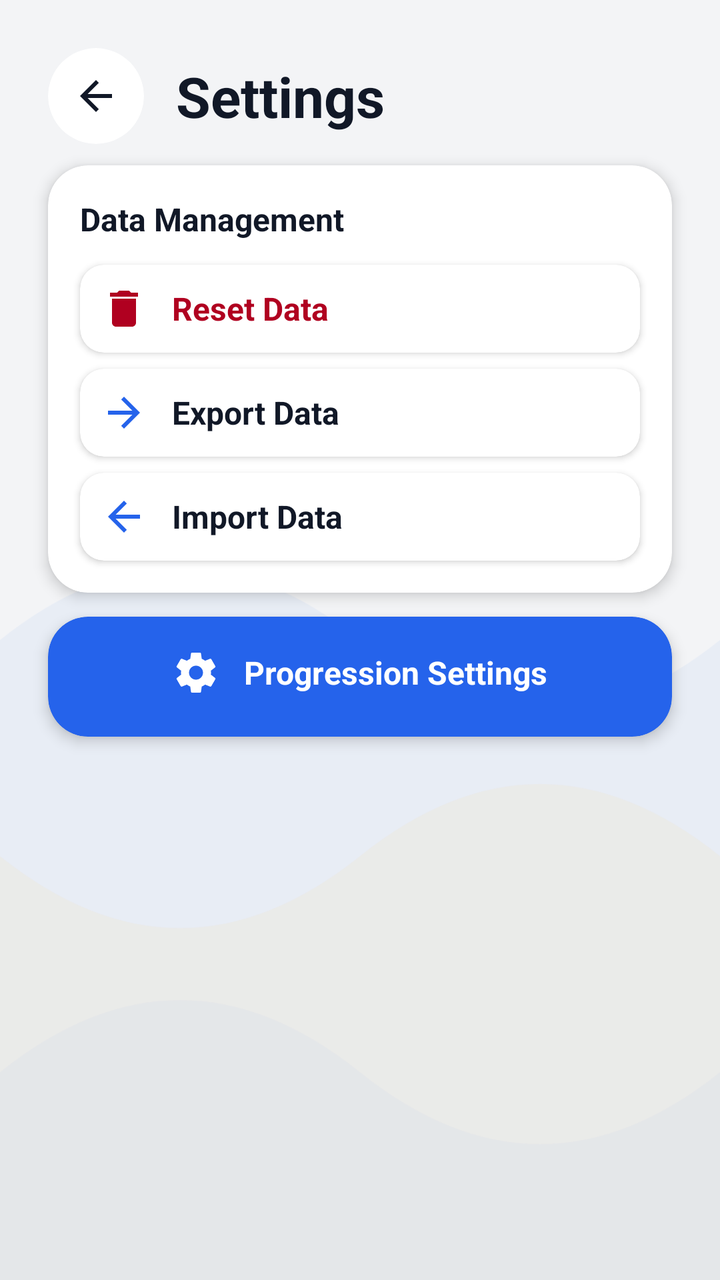
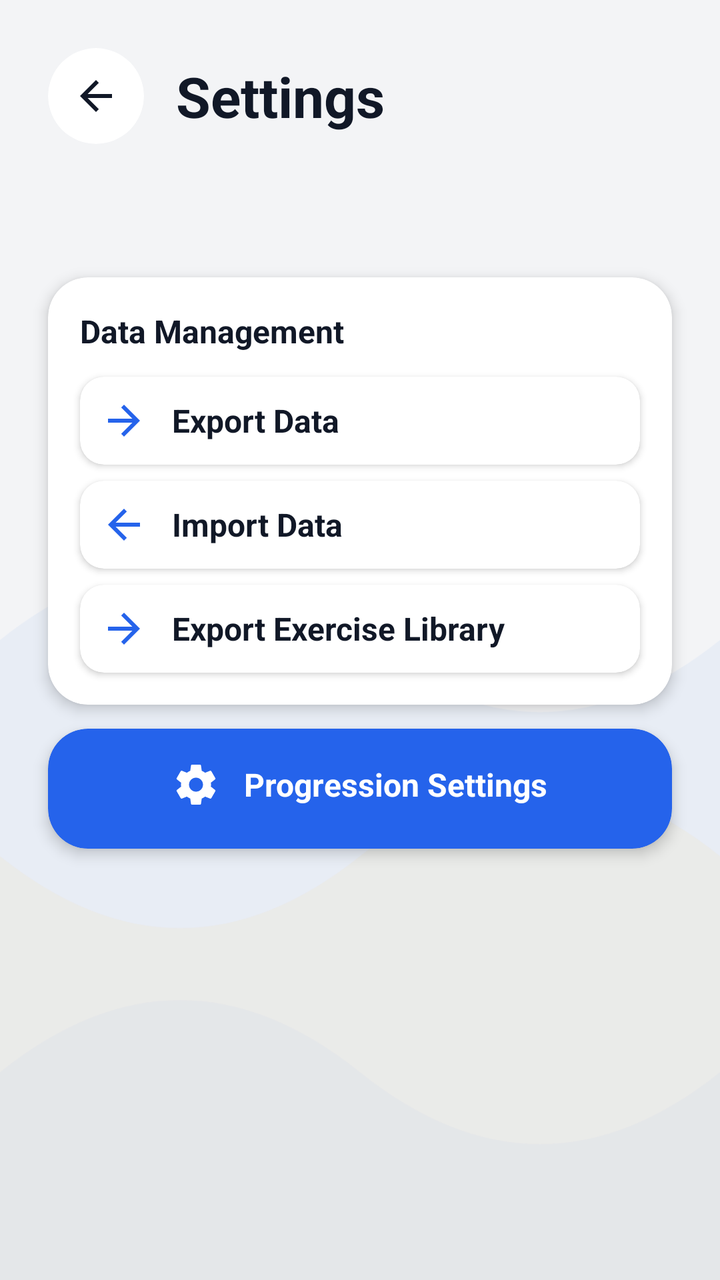

Before-and-after screenshots of an Android layout around one commit, followed by the original layout XML and the change that was made.
<!-- AndroidManifest.xml: application theme Theme.Fitness -->
<!-- res/layout/activity_settings.xml -->
<?xml version="1.0" encoding="utf-8"?>
<androidx.constraintlayout.widget.ConstraintLayout xmlns:android="http://schemas.android.com/apk/res/android"
    xmlns:app="http://schemas.android.com/apk/res-auto"
    xmlns:tools="http://schemas.android.com/tools"
    android:layout_width="match_parent"
    android:layout_height="match_parent"
    android:background="@color/fitness_background"
    android:fitsSystemWindows="true"
    tools:context=".activities.SettingsActivity">

    
    <ImageView
        android:id="@+id/image_bg_animation"
        android:layout_width="match_parent"
        android:layout_height="match_parent"
        android:scaleType="centerCrop"
        android:alpha="1.0"
        app:layout_constraintBottom_toBottomOf="parent"
        app:layout_constraintEnd_toEndOf="parent"
        app:layout_constraintStart_toStartOf="parent"
        app:layout_constraintTop_toTopOf="parent"
        app:srcCompat="@drawable/avd_background_flow" />

    <androidx.core.widget.NestedScrollView
        android:layout_width="match_parent"
        android:layout_height="match_parent"
        android:background="@android:color/transparent"
        android:clipToPadding="false"
        android:fillViewport="true">

        <androidx.constraintlayout.widget.ConstraintLayout
            android:layout_width="match_parent"
            android:layout_height="wrap_content"
            android:clipChildren="false"
            android:clipToPadding="false"
            android:padding="24dp">

            
            <androidx.cardview.widget.CardView
                android:id="@+id/button_back_header"
                android:layout_width="48dp"
                android:layout_height="48dp"
                android:clickable="true"
                android:focusable="true"
                android:foreground="?attr/selectableItemBackground"
                app:cardBackgroundColor="@color/fitness_card_background"
                app:cardCornerRadius="24dp"
                app:cardElevation="0dp"
                app:layout_constraintStart_toStartOf="parent"
                app:layout_constraintTop_toTopOf="parent">

                <ImageButton
                    android:layout_width="match_parent"
                    android:layout_height="match_parent"
                    android:background="@android:color/transparent"
                    android:clickable="false"
                    android:focusable="false"
                    android:contentDescription="@string/progress_back_content_description"
                    android:padding="12dp"
                    android:src="@drawable/ic_arrow_back_24"
                    app:tint="@color/fitness_text_primary" />
            </androidx.cardview.widget.CardView>

            <LinearLayout
                android:id="@+id/header_container"
                android:layout_width="0dp"
                android:layout_height="wrap_content"
                android:layout_marginStart="16dp"
                android:gravity="center_vertical"
                android:orientation="vertical"
                app:layout_constraintBottom_toBottomOf="@id/button_back_header"
                app:layout_constraintEnd_toEndOf="parent"
                app:layout_constraintStart_toEndOf="@id/button_back_header"
                app:layout_constraintTop_toTopOf="@id/button_back_header">

                <TextView
                    android:id="@+id/text_title"
                    android:layout_width="wrap_content"
                    android:layout_height="wrap_content"
                    android:text="Settings"
                    android:textColor="@color/fitness_text_primary"
                    android:textSize="28sp"
                    android:textStyle="bold" />
            </LinearLayout>

            
            <androidx.cardview.widget.CardView
                android:id="@+id/card_data_management"
                android:layout_width="match_parent"
                android:layout_height="wrap_content"
                android:layout_marginTop="16dp"
                android:clipChildren="false"
                android:clipToPadding="false"
                app:cardBackgroundColor="@color/fitness_card_background"
                app:cardCornerRadius="20dp"
                app:cardElevation="4dp"
                app:layout_constraintEnd_toEndOf="parent"
                app:layout_constraintStart_toStartOf="parent"
                app:layout_constraintTop_toBottomOf="@id/header_container">

                <LinearLayout
                    android:layout_width="match_parent"
                    android:layout_height="wrap_content"
                    android:orientation="vertical"
                    android:padding="16dp"
                    android:clipChildren="false"
                    android:clipToPadding="false">

                    <TextView
                        android:layout_width="wrap_content"
                        android:layout_height="wrap_content"
                        android:text="Data Management"
                        android:textColor="@color/fitness_text_primary"
                        android:textSize="16sp"
                        android:textStyle="bold" />

                    
                    <androidx.cardview.widget.CardView
                        android:id="@+id/button_reset_data"
                        android:layout_width="match_parent"
                        android:layout_height="wrap_content"
                        android:layout_marginTop="12dp"
                        android:clickable="true"
                        android:focusable="true"
                        android:foreground="?attr/selectableItemBackground"
                        app:cardBackgroundColor="@color/fitness_card_background"
                        app:cardCornerRadius="12dp"
                        app:cardElevation="2dp">

                        <LinearLayout
                            android:layout_width="match_parent"
                            android:layout_height="wrap_content"
                            android:gravity="center_vertical"
                            android:minHeight="40dp"
                            android:orientation="horizontal"
                            android:padding="10dp">

                            <ImageView
                                android:layout_width="24dp"
                                android:layout_height="24dp"
                                android:src="@drawable/ic_delete"
                                app:tint="@color/design_default_color_error" />

                            <TextView
                                android:layout_width="0dp"
                                android:layout_height="wrap_content"
                                android:layout_marginStart="12dp"
                                android:layout_weight="1"
                                android:text="Reset Data"
                                android:textColor="@color/design_default_color_error"
                                android:textSize="16sp"
                                android:textStyle="bold" />
                        </LinearLayout>
                    </androidx.cardview.widget.CardView>

                    
                    <androidx.cardview.widget.CardView
                        android:id="@+id/button_export_data"
                        android:layout_width="match_parent"
                        android:layout_height="wrap_content"
                        android:layout_marginTop="8dp"
                        android:clickable="true"
                        android:focusable="true"
                        android:foreground="?attr/selectableItemBackground"
                        app:cardBackgroundColor="@color/fitness_card_background"
                        app:cardCornerRadius="12dp"
                        app:cardElevation="2dp">

                        <LinearLayout
                            android:layout_width="match_parent"
                            android:layout_height="wrap_content"
                            android:gravity="center_vertical"
                            android:minHeight="40dp"
                            android:orientation="horizontal"
                            android:padding="10dp">

                            <ImageView
                                android:layout_width="24dp"
                                android:layout_height="24dp"
                                android:src="@drawable/ic_arrow_back_24"
                                android:rotation="180"
                                app:tint="@color/fitness_primary" />

                            <TextView
                                android:layout_width="0dp"
                                android:layout_height="wrap_content"
                                android:layout_marginStart="12dp"
                                android:layout_weight="1"
                                android:text="Export Data"
                                android:textColor="@color/fitness_text_primary"
                                android:textSize="16sp"
                                android:textStyle="bold" />
                        </LinearLayout>
                    </androidx.cardview.widget.CardView>

                    
                    <androidx.cardview.widget.CardView
                        android:id="@+id/button_import_data"
                        android:layout_width="match_parent"
                        android:layout_height="wrap_content"
                        android:layout_marginTop="8dp"
                        android:clickable="true"
                        android:focusable="true"
                        android:foreground="?attr/selectableItemBackground"
                        app:cardBackgroundColor="@color/fitness_card_background"
                        app:cardCornerRadius="12dp"
                        app:cardElevation="2dp">

                        <LinearLayout
                            android:layout_width="match_parent"
                            android:layout_height="wrap_content"
                            android:gravity="center_vertical"
                            android:minHeight="40dp"
                            android:orientation="horizontal"
                            android:padding="10dp">

                            <ImageView
                                android:layout_width="24dp"
                                android:layout_height="24dp"
                                android:src="@drawable/ic_arrow_back_24"
                                app:tint="@color/fitness_primary" />

                            <TextView
                                android:layout_width="0dp"
                                android:layout_height="wrap_content"
                                android:layout_marginStart="12dp"
                                android:layout_weight="1"
                                android:text="Import Data"
                                android:textColor="@color/fitness_text_primary"
                                android:textSize="16sp"
                                android:textStyle="bold" />
                        </LinearLayout>
                    </androidx.cardview.widget.CardView>
                </LinearLayout>
            </androidx.cardview.widget.CardView>

            
            <androidx.cardview.widget.CardView
                android:id="@+id/button_progression_settings"
                android:layout_width="match_parent"
                android:layout_height="wrap_content"
                android:layout_marginTop="12dp"
                android:layout_marginBottom="24dp"
                android:minHeight="60dp"
                android:clickable="true"
                android:focusable="true"
                android:foreground="?attr/selectableItemBackground"
                app:cardBackgroundColor="@color/fitness_primary"
                app:cardCornerRadius="20dp"
                app:cardElevation="4dp"
                app:layout_constraintEnd_toEndOf="parent"
                app:layout_constraintStart_toStartOf="parent"
                app:layout_constraintTop_toBottomOf="@id/card_data_management">

                <LinearLayout
                    android:layout_width="match_parent"
                    android:layout_height="match_parent"
                    android:gravity="center"
                    android:orientation="horizontal"
                    android:padding="16dp">

                    <ImageView
                        android:layout_width="24dp"
                        android:layout_height="24dp"
                        android:src="@drawable/ic_settings"
                        app:tint="@color/white" />

                    <TextView
                        android:layout_width="wrap_content"
                        android:layout_height="wrap_content"
                        android:layout_marginStart="12dp"
                        android:text="Progression Settings"
                        android:textColor="@color/white"
                        android:textSize="16sp"
                        android:textStyle="bold" />
                </LinearLayout>
            </androidx.cardview.widget.CardView>

        </androidx.constraintlayout.widget.ConstraintLayout>
    </androidx.core.widget.NestedScrollView>
</androidx.constraintlayout.widget.ConstraintLayout>
<!-- resources referenced by this layout -->
<resources>
  <color name="fitness_background">#F3F4F6</color>
  <color name="fitness_card_background">#FFFFFF</color>
  <color name="fitness_primary">#2563EB</color>
  <color name="fitness_text_primary">#111827</color>
  <color name="white">#FFFFFFFF</color>
  <!-- drawable ic_arrow_back_24 (drawable) -->
  <vector xmlns:android="http://schemas.android.com/apk/res/android"
      android:width="24dp"
      android:height="24dp"
      android:viewportWidth="24.0"
      android:viewportHeight="24.0"
      android:tint="?attr/colorControlNormal">
    <path
        android:fillColor="@android:color/white"
        android:pathData="M20,11H7.83l5.59,-5.59L12,4l-8,8 8,8 1.41,-1.41L7.83,13H20v-2z"/>
  </vector>
  <!-- drawable ic_delete (drawable) -->
  <vector xmlns:android="http://schemas.android.com/apk/res/android"
      android:width="24dp"
      android:height="24dp"
      android:viewportWidth="24.0"
      android:viewportHeight="24.0"
      android:tint="@color/fitness_primary">
      <path
          android:fillColor="@android:color/white"
          android:pathData="M6,19c0,1.1 0.9,2 2,2h8c1.1,0 2,-0.9 2,-2V7H6v12zM19,4h-3.5l-1,-1h-5l-1,1H5v2h14V4z" />
  </vector>
  <string name="progress_back_content_description">Navigate back</string>
  <color name="fitness_primary_dark">#1E40AF</color>
  <color name="fitness_accent">#F59E0B</color>
  <color name="fitness_text_secondary">#6B7280</color>
  <!-- drawable bg_dialog_rounded (drawable) -->
  <?xml version="1.0" encoding="utf-8"?>
  <shape xmlns:android="http://schemas.android.com/apk/res/android"
      android:shape="rectangle">
      <solid android:color="@color/fitness_card_background" />
      <corners android:radius="24dp" />
  </shape>
  <style name="MaterialAlertDialog.Fitness.Title" parent="MaterialAlertDialog.MaterialComponents.Title.Text">
          <item name="android:textColor">@color/fitness_text_primary</item>
          <item name="android:textSize">20sp</item>
          <item name="android:textStyle">bold</item>
      </style>
  <style name="MaterialAlertDialog.Fitness.Body" parent="MaterialAlertDialog.MaterialComponents.Body.Text">
          <item name="android:textColor">@color/fitness_text_primary</item>
          <item name="android:textSize">15sp</item>
      </style>
  <style name="MaterialAlertDialog.Fitness.Button" parent="Widget.MaterialComponents.Button.TextButton.Dialog">
          <item name="android:textColor">@color/fitness_primary</item>
          <item name="android:textSize">15sp</item>
          <item name="android:textStyle">bold</item>
      </style>
  <!-- unchanged entries left out for length: 4 -->
</resources>

<!-- the commit's change to res/layout/activity_settings.xml (unified diff, before → after) -->
@@ -83,6 +83,33 @@
                     android:textStyle="bold" />
             </LinearLayout>
 
+            <com.google.android.material.tabs.TabLayout
+                android:id="@+id/tab_layout_settings"
+                android:layout_width="0dp"
+                android:layout_height="wrap_content"
+                android:layout_marginTop="8dp"
+                android:background="@android:color/transparent"
+                app:layout_constraintEnd_toEndOf="parent"
+                app:layout_constraintStart_toStartOf="parent"
+                app:layout_constraintTop_toBottomOf="@id/header_container"
+                app:tabGravity="start"
+                app:tabIndicatorColor="@color/fitness_primary"
+                app:tabIndicatorHeight="3dp"
+                app:tabMode="fixed"
+                app:tabRippleColor="@android:color/transparent"
+                app:tabSelectedTextColor="@color/fitness_primary"
+                app:tabTextAppearance="@style/TabTextAppearance"
+                app:tabTextColor="@color/fitness_text_secondary" />
+
+            <LinearLayout
+                android:id="@+id/panel_general"
+                android:layout_width="0dp"
+                android:layout_height="wrap_content"
+                android:orientation="vertical"
+                app:layout_constraintEnd_toEndOf="parent"
+                app:layout_constraintStart_toStartOf="parent"
+                app:layout_constraintTop_toBottomOf="@id/tab_layout_settings">
+
             
             <androidx.cardview.widget.CardView
                 android:id="@+id/card_data_management"
@@ -93,10 +120,7 @@
                 android:clipToPadding="false"
                 app:cardBackgroundColor="@color/fitness_card_background"
                 app:cardCornerRadius="20dp"
-                app:cardElevation="4dp"
-                app:layout_constraintEnd_toEndOf="parent"
-                app:layout_constraintStart_toStartOf="parent"
-                app:layout_constraintTop_toBottomOf="@id/header_container">
+                app:cardElevation="4dp">
 
                 <LinearLayout
                     android:layout_width="match_parent"
@@ -116,49 +140,10 @@
 
                     
                     <androidx.cardview.widget.CardView
-                        android:id="@+id/button_reset_data"
-                        android:layout_width="match_parent"
-                        android:layout_height="wrap_content"
-                        android:layout_marginTop="12dp"
-                        android:clickable="true"
-                        android:focusable="true"
-                        android:foreground="?attr/selectableItemBackground"
-                        app:cardBackgroundColor="@color/fitness_card_background"
-                        app:cardCornerRadius="12dp"
-                        app:cardElevation="2dp">
-
-                        <LinearLayout
-                            android:layout_width="match_parent"
-                            android:layout_height="wrap_content"
-                            android:gravity="center_vertical"
-                            android:minHeight="40dp"
-                            android:orientation="horizontal"
-                            android:padding="10dp">
-
-                            <ImageView
-                                android:layout_width="24dp"
-                                android:layout_height="24dp"
-                                android:src="@drawable/ic_delete"
-                                app:tint="@color/design_default_color_error" />
-
-                            <TextView
-                                android:layout_width="0dp"
-                                android:layout_height="wrap_content"
-                                android:layout_marginStart="12dp"
-                                android:layout_weight="1"
-                                android:text="Reset Data"
-                                android:textColor="@color/design_default_color_error"
-                                android:textSize="16sp"
-                                android:textStyle="bold" />
-                        </LinearLayout>
-                    </androidx.cardview.widget.CardView>
-
-                    
-                    <androidx.cardview.widget.CardView
                         android:id="@+id/button_export_data"
                         android:layout_width="match_parent"
                         android:layout_height="wrap_content"
-                        android:layout_marginTop="8dp"
+                        android:layout_marginTop="12dp"
                         android:clickable="true"
                         android:focusable="true"
                         android:foreground="?attr/selectableItemBackground"
@@ -231,6 +216,46 @@
                                 android:textStyle="bold" />
                         </LinearLayout>
                     </androidx.cardview.widget.CardView>
+
+                    
+                    <androidx.cardview.widget.CardView
+                        android:id="@+id/button_export_library"
+                        android:layout_width="match_parent"
+                        android:layout_height="wrap_content"
+                        android:layout_marginTop="8dp"
+                        android:clickable="true"
+                        android:focusable="true"
+                        android:foreground="?attr/selectableItemBackground"
+                        app:cardBackgroundColor="@color/fitness_card_background"
+                        app:cardCornerRadius="12dp"
+                        app:cardElevation="2dp">
+
+                        <LinearLayout
+                            android:layout_width="match_parent"
+                            android:layout_height="wrap_content"
+                            android:gravity="center_vertical"
+                            android:minHeight="40dp"
+                            android:orientation="horizontal"
+                            android:padding="10dp">
+
+                            <ImageView
+                                android:layout_width="24dp"
+                                android:layout_height="24dp"
+                                android:src="@drawable/ic_arrow_back_24"
+                                android:rotation="180"
+                                app:tint="@color/fitness_primary" />
+
+                            <TextView
+                                android:layout_width="0dp"
+                                android:layout_height="wrap_content"
+                                android:layout_marginStart="12dp"
+                                android:layout_weight="1"
+                                android:text="@string/button_export_library"
+                                android:textColor="@color/fitness_text_primary"
+                                android:textSize="16sp"
+                                android:textStyle="bold" />
+                        </LinearLayout>
+                    </androidx.cardview.widget.CardView>
                 </LinearLayout>
             </androidx.cardview.widget.CardView>
 
@@ -247,10 +272,7 @@
                 android:foreground="?attr/selectableItemBackground"
                 app:cardBackgroundColor="@color/fitness_primary"
                 app:cardCornerRadius="20dp"
-                app:cardElevation="4dp"
-                app:layout_constraintEnd_toEndOf="parent"
-                app:layout_constraintStart_toStartOf="parent"
-                app:layout_constraintTop_toBottomOf="@id/card_data_management">
+                app:cardElevation="4dp">
 
                 <LinearLayout
                     android:layout_width="match_parent"
@@ -276,6 +298,125 @@
                 </LinearLayout>
             </androidx.cardview.widget.CardView>
 
+            </LinearLayout>
+
+            <LinearLayout
+                android:id="@+id/panel_advanced"
+                android:layout_width="0dp"
+                android:layout_height="wrap_content"
+                android:orientation="vertical"
+                android:visibility="gone"
+                app:layout_constraintEnd_toEndOf="parent"
+                app:layout_constraintStart_toStartOf="parent"
+                app:layout_constraintTop_toBottomOf="@id/tab_layout_settings">
+
+                <androidx.cardview.widget.CardView
+                    android:id="@+id/card_advanced"
+                    android:layout_width="match_parent"
+                    android:layout_height="wrap_content"
+                    android:layout_marginTop="16dp"
+                    android:layout_marginBottom="24dp"
+                    android:clipChildren="false"
+                    android:clipToPadding="false"
+                    app:cardBackgroundColor="@color/fitness_card_background"
+                    app:cardCornerRadius="20dp"
+                    app:cardElevation="4dp">
+
+                    <LinearLayout
+                        android:layout_width="match_parent"
+                        android:layout_height="wrap_content"
+                        android:orientation="vertical"
+                        android:padding="16dp"
+                        android:clipChildren="false"
+                        android:clipToPadding="false">
+
+                        <TextView
+                            android:layout_width="wrap_content"
+                            android:layout_height="wrap_content"
+                            android:text="@string/settings_advanced_section_title"
+                            android:textColor="@color/fitness_text_primary"
+                            android:textSize="16sp"
+                            android:textStyle="bold" />
+
+                        <androidx.cardview.widget.CardView
+                            android:id="@+id/button_reset_data"
+                            android:layout_width="match_parent"
+                            android:layout_height="wrap_content"
+                            android:layout_marginTop="12dp"
+                            android:clickable="true"
+                            android:focusable="true"
+                            android:foreground="?attr/selectableItemBackground"
+                            app:cardBackgroundColor="@color/fitness_card_background"
+                            app:cardCornerRadius="12dp"
+                            app:cardElevation="2dp">
+
+                            <LinearLayout
+                                android:layout_width="match_parent"
+                                android:layout_height="wrap_content"
+                                android:gravity="center_vertical"
+                                android:minHeight="40dp"
+                                android:orientation="horizontal"
+                                android:padding="10dp">
+
+                                <ImageView
+                                    android:layout_width="24dp"
+                                    android:layout_height="24dp"
+                                    android:src="@drawable/ic_delete"
+                                    app:tint="@color/design_default_color_error" />
+
+                                <TextView
+                                    android:layout_width="0dp"
+                                    android:layout_height="wrap_content"
+                                    android:layout_marginStart="12dp"
+                                    android:layout_weight="1"
+                                    android:text="@string/dialog_title_reset_data"
+                                    android:textColor="@color/design_default_color_error"
+                                    android:textSize="16sp"
+                                    android:textStyle="bold" />
+                            </LinearLayout>
+                        </androidx.cardview.widget.CardView>
+
+                        <androidx.cardview.widget.CardView
+                            android:id="@+id/button_reset_library"
+                            android:layout_width="match_parent"
+                            android:layout_height="wrap_content"
+                            android:layout_marginTop="8dp"
+                            android:clickable="true"
+                            android:focusable="true"
+                            android:foreground="?attr/selectableItemBackground"
+                            app:cardBackgroundColor="@color/fitness_card_background"
+                            app:cardCornerRadius="12dp"
+                            app:cardElevation="2dp">
+
+                            <LinearLayout
+                                android:layout_width="match_parent"
+                                android:layout_height="wrap_content"
+                                android:gravity="center_vertical"
+                                android:minHeight="40dp"
+                                android:orientation="horizontal"
+                                android:padding="10dp">
+
+                                <ImageView
+                                    android:layout_width="24dp"
+                                    android:layout_height="24dp"
+                                    android:src="@drawable/ic_refresh"
+                                    app:tint="@color/fitness_accent" />
+
+                                <TextView
+                                    android:layout_width="0dp"
+                                    android:layout_height="wrap_content"
+                                    android:layout_marginStart="12dp"
+                                    android:layout_weight="1"
+                                    android:text="@string/button_reset_library"
+                                    android:textColor="@color/fitness_text_primary"
+                                    android:textSize="16sp"
+                                    android:textStyle="bold" />
+                            </LinearLayout>
+                        </androidx.cardview.widget.CardView>
+                    </LinearLayout>
+                </androidx.cardview.widget.CardView>
+            </LinearLayout>
+
         </androidx.constraintlayout.widget.ConstraintLayout>
     </androidx.core.widget.NestedScrollView>
 </androidx.constraintlayout.widget.ConstraintLayout>
<!-- resource entries referenced after the edit -->
@@ -27,7 +27,28 @@
           android:fillColor="@android:color/white"
           android:pathData="M6,19c0,1.1 0.9,2 2,2h8c1.1,0 2,-0.9 2,-2V7H6v12zM19,4h-3.5l-1,-1h-5l-1,1H5v2h14V4z" />
   </vector>
+  <!-- drawable ic_refresh (drawable) -->
+  <?xml version="1.0" encoding="utf-8"?>
+  <vector xmlns:android="http://schemas.android.com/apk/res/android"
+      android:width="24dp"
+      android:height="24dp"
+      android:viewportWidth="24.0"
+      android:viewportHeight="24.0"
+      android:tint="?attr/colorControlNormal">
+      <path
+          android:fillColor="@android:color/white"
+          android:pathData="M17.65,6.35C16.2,4.9 14.21,4 12,4c-4.42,0 -7.99,3.58 -7.99,8s3.57,8 7.99,8c3.73,0 6.84,-2.55 7.73,-6h-2.08c-0.82,2.33 -3.04,4 -5.65,4 -3.31,0 -6,-2.69 -6,-6s2.69,-6 6,-6c1.66,0 3.14,0.69 4.22,1.78L13,11h7V4l-2.35,2.35z" />
+  </vector>
+  <string name="button_export_library">Export Exercise Library</string>
+  <string name="button_reset_library">Reset Exercise Library</string>
+  <string name="dialog_title_reset_data">Reset Data</string>
   <string name="progress_back_content_description">Navigate back</string>
+  <string name="settings_advanced_section_title">Destructive actions</string>
+  <style name="TabTextAppearance" parent="TextAppearance.MaterialComponents.Button">
+          <item name="android:textSize">14sp</item>
+          <item name="android:textStyle">bold</item>
+          <item name="textAllCaps">false</item>
+      </style>
   <color name="fitness_primary_dark">#1E40AF</color>
   <color name="fitness_accent">#F59E0B</color>
   <color name="fitness_text_secondary">#6B7280</color>
